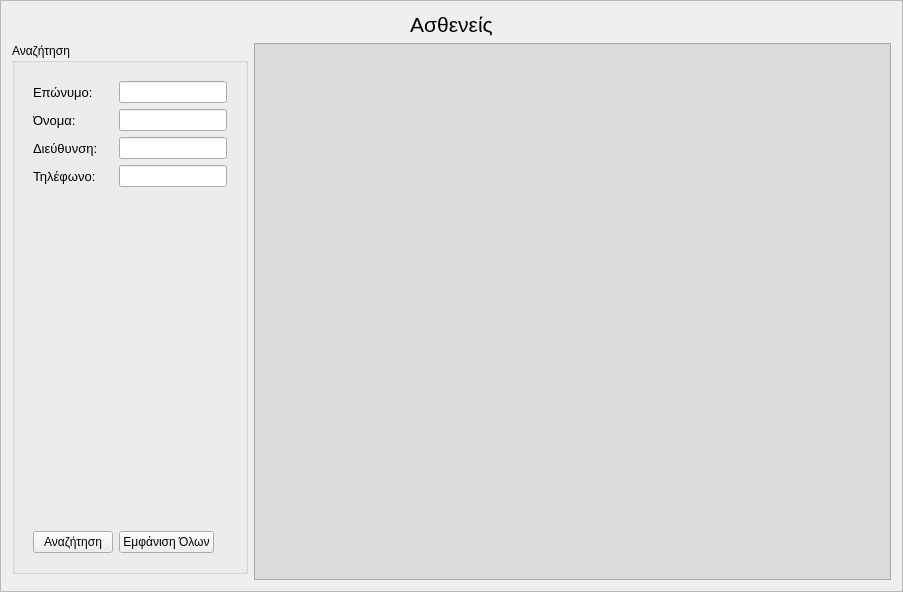
tdgs/medical_qt_ruby, file ui/ui_files/person_main.ui: the form before one commit.
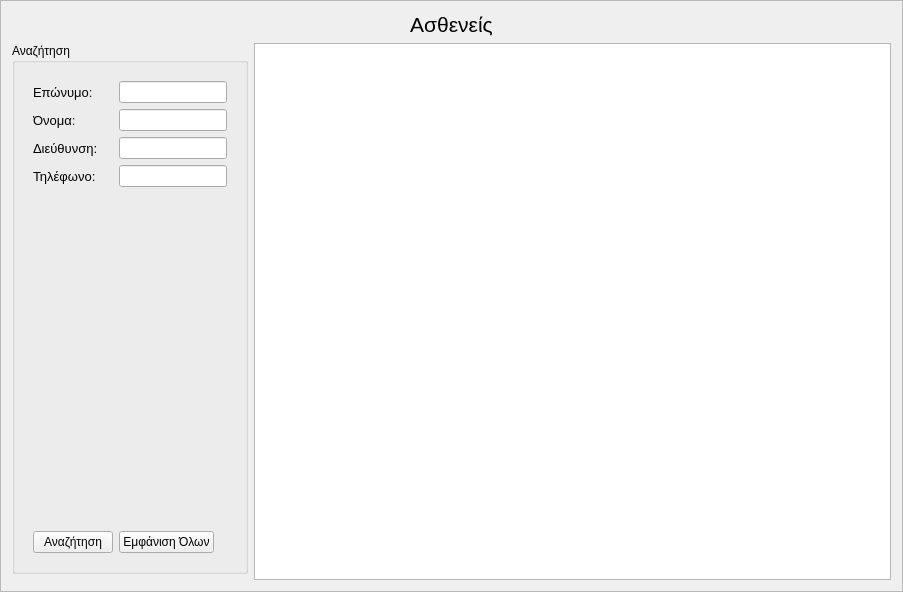
The form after the commit. Icons and pictures are not drawn. Custom widgets are drawn as their Qt base class.

```diff
--- a/ui/ui_files/person_main.ui
+++ b/ui/ui_files/person_main.ui
@@ -32,11 +32,14 @@
       <string>Εδώ φαίνονται τα αποτελέσματα της Αναζήτησης σας.</string>
      </property>
      <property name="styleSheet">
-      <string notr="true">background-color: rgb(220, 220, 220);</string>
+      <string notr="true"/>
      </property>
      <property name="showDropIndicator" stdset="0">
       <bool>false</bool>
      </property>
+     <property name="sortingEnabled">
+      <bool>true</bool>
+     </property>
     </widget>
    </item>
    <item row="0" column="0" colspan="2">
```
